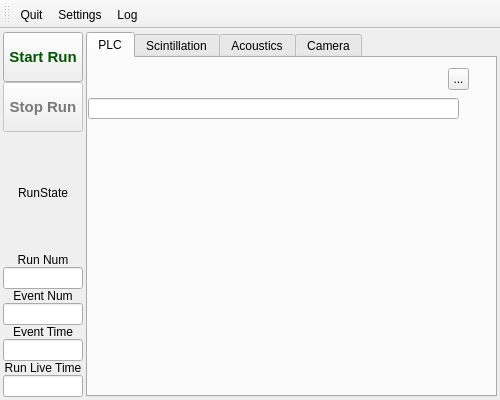
First picture: the form in ui/mainwindow.ui, repository SBC-Collaboration/SBC-RunControl, before the edit.
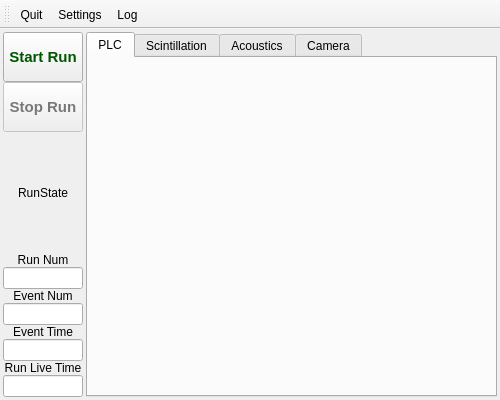
Second picture: the form after the edit. The open tabs and pages were chosen to show the change. Icons and pictures are not drawn.

Commit message: Implemented loading and saving config between file, dictionary, and GUI components. Also implemented algorithm to detect run folders in data directory and create new run. Also cleaned up qt designer object names.

What changed in the file:
```diff
--- a/ui/mainwindow.ui
+++ b/ui/mainwindow.ui
@@ -271,33 +271,6 @@
        <attribute name="title">
         <string>PLC</string>
        </attribute>
-       <widget class="QToolButton" name="file_but">
-        <property name="geometry">
-         <rect>
-          <x>360</x>
-          <y>10</y>
-          <width>21</width>
-          <height>22</height>
-         </rect>
-        </property>
-        <property name="text">
-         <string>...</string>
-        </property>
-        <property name="icon">
-         <iconset resource="../resources/resources.qrc">
-          <normaloff>:/icons/open.png</normaloff>:/icons/open.png</iconset>
-        </property>
-       </widget>
-       <widget class="QLineEdit" name="file_path">
-        <property name="geometry">
-         <rect>
-          <x>0</x>
-          <y>40</y>
-          <width>371</width>
-          <height>21</height>
-         </rect>
-        </property>
-       </widget>
       </widget>
       <widget class="QWidget" name="scint_tab">
        <attribute name="title">
```
Left out of the diff: 48 changed lines with no effect on the pictures. The commit also changes 7 other files.
